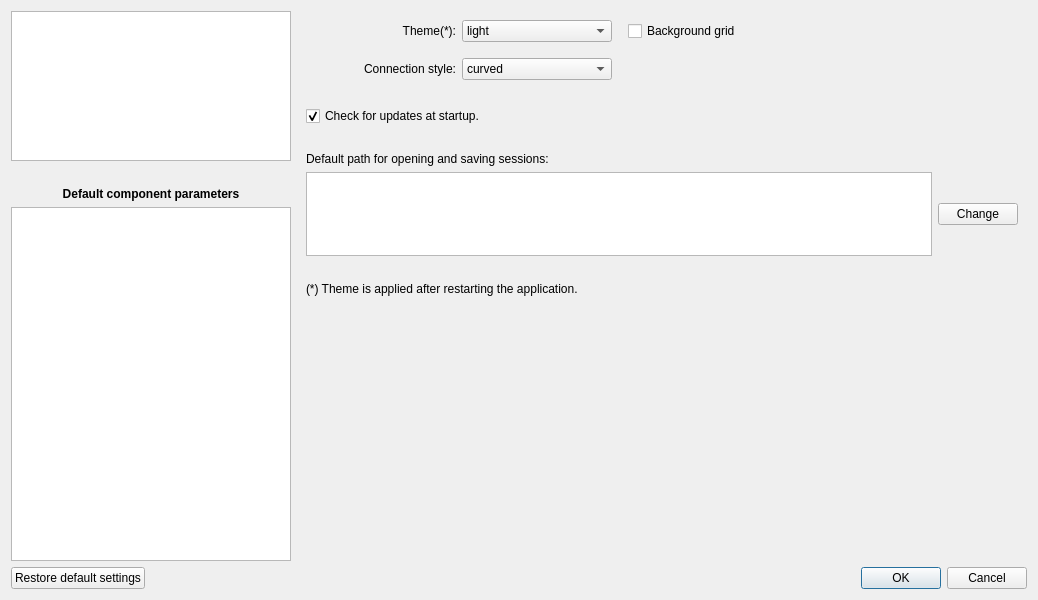
aloytag/electrical-grid-simulator, file src/electricalsim/ui/settings_dialog.ui: the form before one commit.
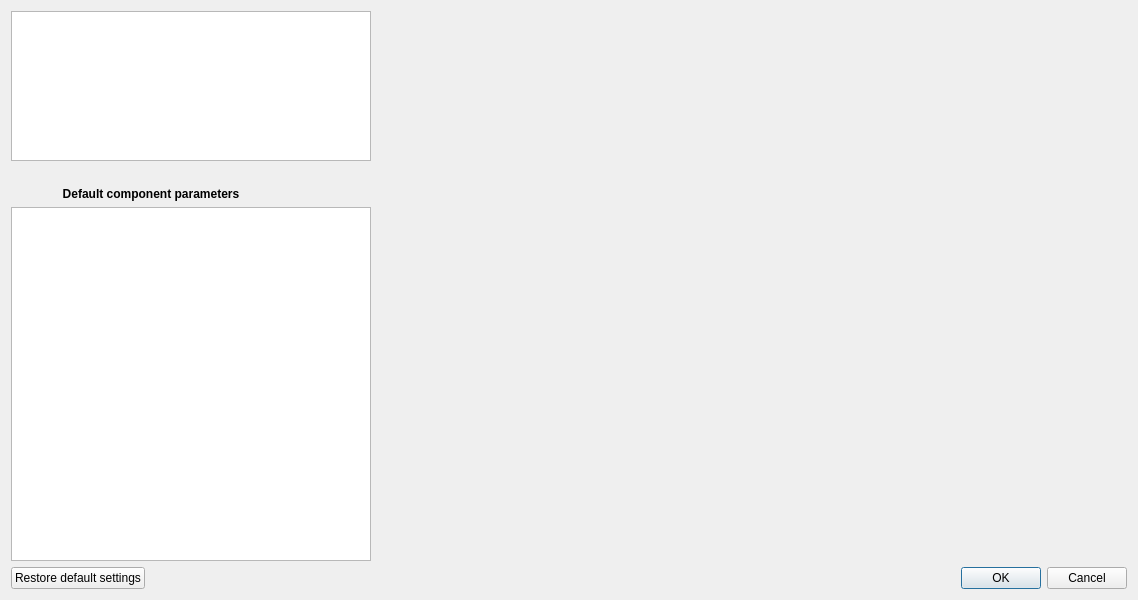
The form after the commit. The open tabs and pages were chosen to show the change.

Commit message: Added TCSC component support

```diff
--- a/src/electricalsim/ui/settings_dialog.ui
+++ b/src/electricalsim/ui/settings_dialog.ui
@@ -6,19 +6,19 @@
    <rect>
     <x>0</x>
     <y>0</y>
-    <width>1038</width>
+    <width>1138</width>
     <height>600</height>
    </rect>
   </property>
   <property name="minimumSize">
    <size>
-    <width>1038</width>
+    <width>1138</width>
     <height>600</height>
    </size>
   </property>
   <property name="maximumSize">
    <size>
-    <width>1038</width>
+    <width>1138</width>
     <height>600</height>
    </size>
   </property>
@@ -37,7 +37,7 @@
         <widget class="QListView" name="listView_main">
          <property name="maximumSize">
           <size>
-           <width>280</width>
+           <width>360</width>
            <height>150</height>
           </size>
          </property>
@@ -79,7 +79,7 @@
         <widget class="QListView" name="listView_components">
          <property name="maximumSize">
           <size>
-           <width>280</width>
+           <width>360</width>
            <height>16777215</height>
           </size>
          </property>
@@ -414,6 +414,7 @@
        <widget class="QWidget" name="page_xward"/>
        <widget class="QWidget" name="page_storage"/>
        <widget class="QWidget" name="page_svc"/>
+       <widget class="QWidget" name="page_tcsc"/>
        <widget class="QWidget" name="page_ssc"/>
        <widget class="QWidget" name="page_switch"/>
       </widget>
```
The commit also changes 16 other files.
